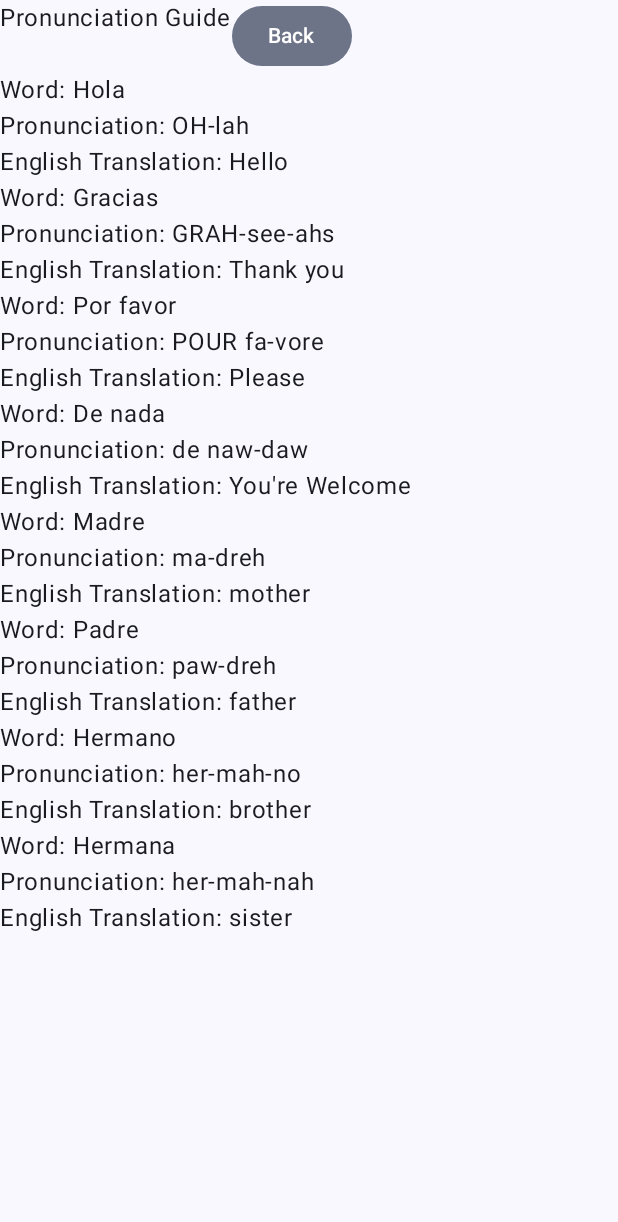
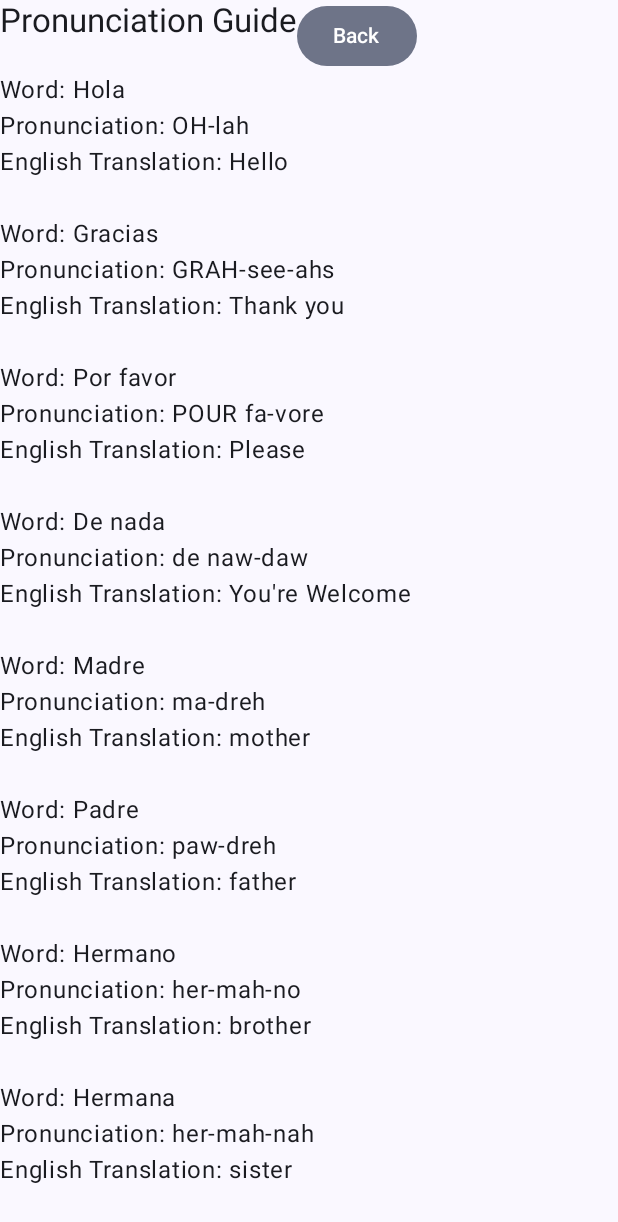
Before and after one commit to Slapicola/Language-Learning-App, an Android app built with Jetpack Compose: the composable PronunciationScreen shown on its own in the app's theme, on a phone screen of 412 x 824 dp. Shown: the top 1222 px of the screen. Run offline under Robolectric (Android 15) with nearby library versions, the phone set to English and light mode, and no system bars.

Commit message:
Worked on some basic layout and styling.

```diff
--- a/app/src/main/java/com/example/learninglanguageapp/MainActivity.kt
+++ b/app/src/main/java/com/example/learninglanguageapp/MainActivity.kt
@@ -12,6 +12,7 @@ import androidx.compose.foundation.layout.padding
 import androidx.compose.foundation.rememberScrollState
 import androidx.compose.foundation.verticalScroll
 import androidx.compose.material3.FilledTonalButton
+import androidx.compose.material3.MaterialTheme
 import androidx.compose.material3.Scaffold
 import androidx.compose.material3.Text
 import androidx.compose.runtime.Composable
@@ -49,7 +50,7 @@ class MainActivity : ComponentActivity() {
 fun Greeting(modifier: Modifier = Modifier) {
     Text(
         text = "Welcome to the Language Learning App!",
-        modifier = modifier
+        modifier = modifier, style = MaterialTheme.typography.titleLarge
     )
 }
 
@@ -115,9 +116,11 @@ fun HomeScreen(
 @Composable
 fun QuizScreen(onBackClick: () -> Unit) {
     Column (modifier = Modifier.verticalScroll(rememberScrollState())) {
-        Text("Vocabulary Quiz")
-        BackButton { onBackClick() }
-        var score by remember {mutableIntStateOf(0)}
+        var score by remember { mutableIntStateOf(0) }
+        Row {
+            Text("Vocabulary Quiz", style = MaterialTheme.typography.titleLarge)
+            BackButton { onBackClick() }
+        }
         Text(text = "Score: $score/4")
 
         var question1Result by remember { mutableStateOf("") }
@@ -213,7 +216,7 @@ fun AnswerButton(text: String, onClick: () -> Unit) {
 fun PronunciationScreen(onBackClick: () -> Unit) {
     Column (modifier = Modifier.verticalScroll(rememberScrollState())){
         Row {
-            Text("Pronunciation Guide")
+            Text("Pronunciation Guide", style = MaterialTheme.typography.titleLarge)
             BackButton { onBackClick() }
         }
 
@@ -222,29 +225,43 @@ fun PronunciationScreen(onBackClick: () -> Unit) {
             Text("Pronunciation: OH-lah")
             Text("English Translation: Hello")
 
+            Text("")
+
             Text("Word: Gracias")
             Text("Pronunciation: GRAH-see-ahs")
             Text("English Translation: Thank you")
+
+            Text("")
 
             Text("Word: Por favor")
             Text("Pronunciation: POUR fa-vore")
             Text("English Translation: Please")
 
+            Text("")
+
             Text("Word: De nada")
             Text("Pronunciation: de naw-daw")
             Text("English Translation: You're Welcome")
+
+            Text("")
 
             Text("Word: Madre")
             Text("Pronunciation: ma-dreh")
             Text("English Translation: mother")
 
+            Text("")
+
             Text("Word: Padre")
             Text("Pronunciation: paw-dreh")
             Text("English Translation: father")
 
+            Text("")
+
             Text("Word: Hermano")
             Text("Pronunciation: her-mah-no")
             Text("English Translation: brother")
+
+            Text("")
 
             Text("Word: Hermana")
             Text("Pronunciation: her-mah-nah")
```
